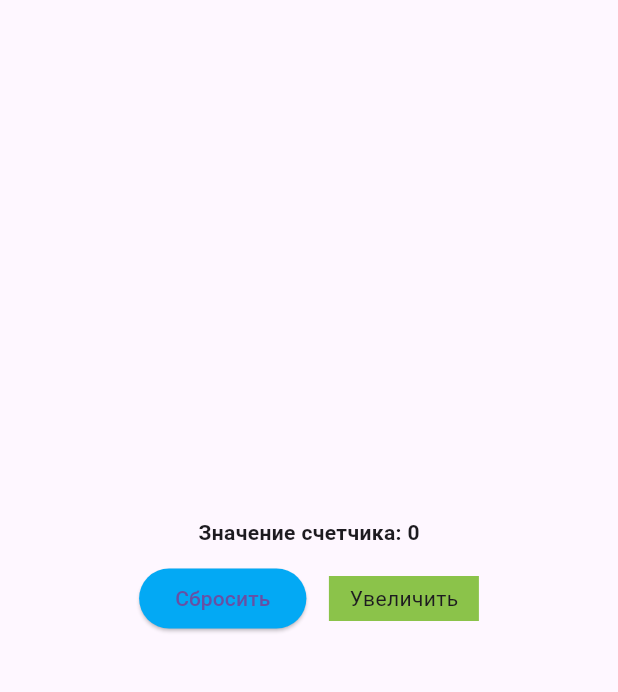
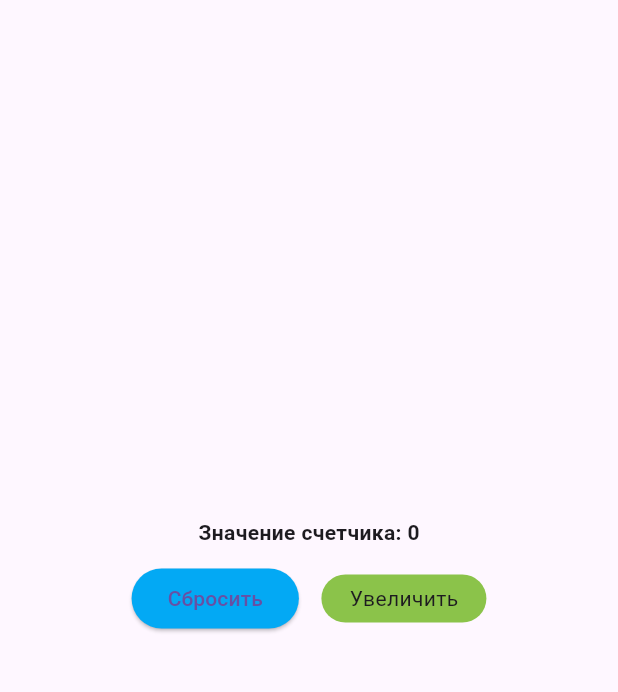
Before and after one commit to Kirus1930/PKS_Task_4, a Flutter app: the screen it shows after launch, on a phone screen of 412 x 824 dp, the part 84-776 px from its top. Run offline on Flutter 3.47's test engine with Material 3 defaults, Android fonts, the phone set to English and light mode, and no system bars.

Commit message:
update main.dart and README.md

```diff
--- a/flutter_create_state_practice_eremin/lib/main.dart
+++ b/flutter_create_state_practice_eremin/lib/main.dart
@@ -75,9 +75,12 @@
                     });
                   },
                   child: Container(
-                    width: 100,
-                    height: 30,
-                    color: Colors.lightGreen,
+                    width: 110,
+                    height: 32,
+                    decoration: BoxDecoration(
+                      borderRadius: BorderRadius.all(Radius.circular(20.0)),
+                      color: Colors.lightGreen,
+                    ),
                     child: Center(child: Text("Увеличить")),
                   ),
                 ),
```
Also changed, not shown: 1 other file.
